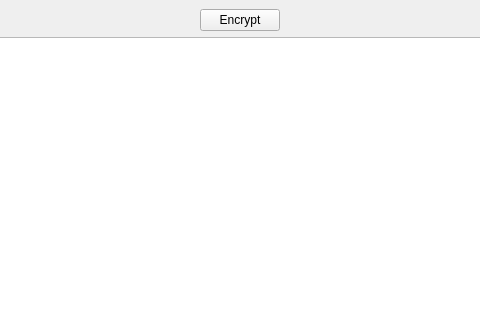
Before: the Qt Designer form src/filewindow.ui in hsBoyz/MiniLockSync, drawn with Qt 5; both pictures show x 171 to 651 and y 0 to 320 of the 821 by 541 pixel window.
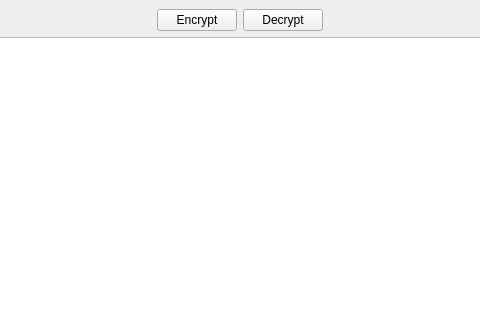
After: the same form once the commit is applied.

Diff of the .ui file:
```diff
--- a/src/filewindow.ui
+++ b/src/filewindow.ui
@@ -44,6 +44,13 @@
         </property>
        </widget>
       </item>
+      <item>
+       <widget class="QPushButton" name="pushButton_decrypt">
+        <property name="text">
+         <string>Decrypt</string>
+        </property>
+       </widget>
+      </item>
       <item>
        <spacer name="horizontalSpacer">
         <property name="orientation">
```
Left out of the diff: 2 changed lines with no effect on the pictures.
